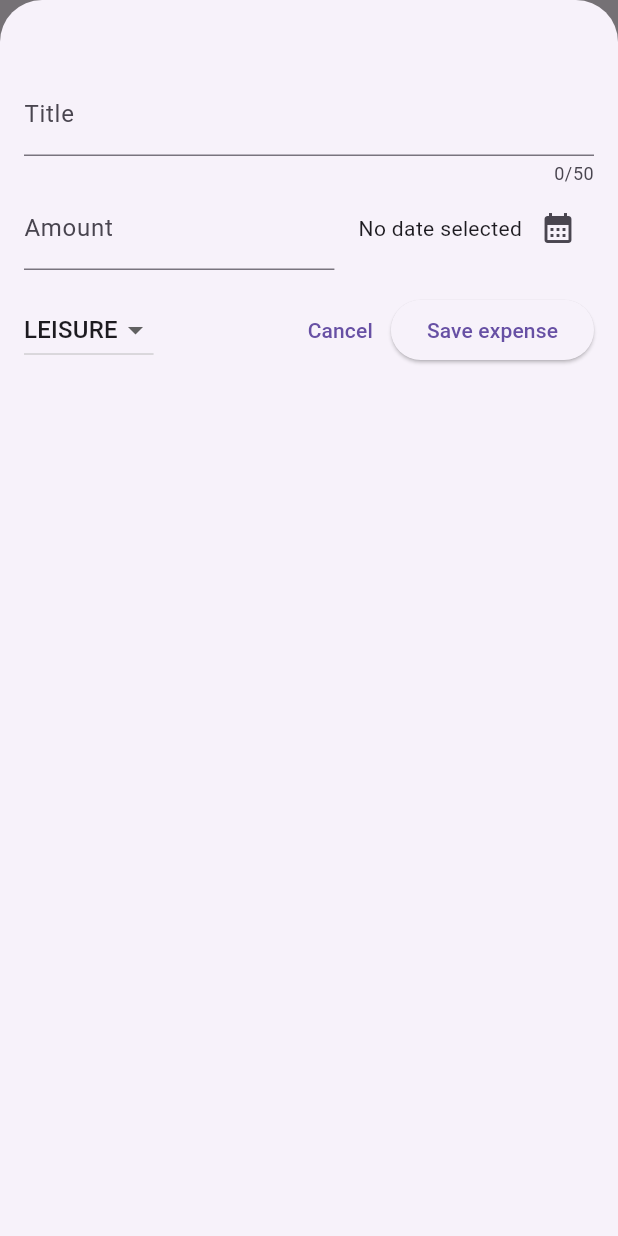
After one commit to Mariovc/expense_tracker, a Flutter app: the screen it shows after launch, after a tap on the "add" icon, on a phone screen of 412 x 824 dp. The commit adds this screen. Run offline on Flutter 3.47's test engine with Material 2 defaults, Android fonts, the phone set to English and light mode, and no system bars.

Commit message:
Add new expense screen

```diff
--- a/lib/main.dart
+++ b/lib/main.dart
@@ -4,8 +4,9 @@ import 'package:expense_tracker/widgets/expenses.dart';
 
 void main() {
   runApp(
-    const MaterialApp(
-      home: Expenses(),
+    MaterialApp(
+      theme: ThemeData(useMaterial3: true),
+      home: const Expenses(),
     ),
   );
 }
--- a/lib/widgets/expenses.dart
+++ b/lib/widgets/expenses.dart
@@ -1,4 +1,5 @@
 import 'package:expense_tracker/widgets/expenses_list/expenses_list.dart';
+import 'package:expense_tracker/widgets/new_expense.dart';
 import 'package:flutter/material.dart';
 
 import '../model/expense.dart';
@@ -25,9 +26,33 @@ class _ExpensesState extends State<Expenses> {
         date: DateTime.now(),
         category: Category.leisure),
   ];
+
+  void _openAddExpenseOverlay() {
+    showModalBottomSheet(
+      isScrollControlled: true,
+      context: context,
+      builder: (context) => NewExpense(onAddExpense: _addExpense),
+    );
+  }
+
+  void _addExpense(Expense expense) {
+    setState(() {
+      _registeredExpenses.add(expense);
+    });
+  }
+
   @override
   Widget build(BuildContext context) {
     return Scaffold(
+      appBar: AppBar(
+        title: const Text('Flutter ExpenseTracker'),
+        actions: [
+          IconButton(
+            onPressed: _openAddExpenseOverlay,
+            icon: const Icon(Icons.add),
+          ),
+        ],
+      ),
       body: Column(
         children: [
           const Text('data'),
--- /dev/null
+++ b/lib/widgets/new_expense.dart
@@ -0,0 +1,161 @@
+import 'package:flutter/material.dart';
+import 'package:intl/intl.dart';
+
+import '../model/expense.dart';
+
+final formatter = DateFormat.yMd();
+
+class NewExpense extends StatefulWidget {
+  const NewExpense({super.key, required this.onAddExpense});
+
+  final void Function(Expense expense) onAddExpense;
+
+  @override
+  State<StatefulWidget> createState() {
+    return _NewExpenseState();
+  }
+}
+
+class _NewExpenseState extends State<NewExpense> {
+  final _titleController = TextEditingController();
+  final _amountController = TextEditingController();
+  DateTime? _selectedDate;
+  Category _selectedCategory = Category.leisure;
+
+  @override
+  void dispose() {
+    _titleController.dispose();
+    _amountController.dispose();
+    super.dispose();
+  }
+
+  void _submitExpenseData() {
+    final enteredAmount = double.tryParse(_amountController.text);
+    final amountIsInvalid = enteredAmount == null || enteredAmount <= 0;
+    if (_titleController.text.trim().isEmpty || amountIsInvalid) {
+      showDialog(
+        context: context,
+        builder: (ctx) => AlertDialog(
+          title: const Text('Invalid Input'),
+          content: const Text(
+              'Please make sure a valid title, amount, date and category was en'),
+          actions: [
+            TextButton(
+                onPressed: () {
+                  Navigator.pop(ctx);
+                },
+                child: const Text('Okay'))
+          ],
+        ),
+      );
+      return;
+    }
+
+    widget.onAddExpense(
+      Expense(
+          title: _titleController.text,
+          amount: enteredAmount,
+          date: _selectedDate!,
+          category: _selectedCategory),
+    );
+    Navigator.pop(context);
+  }
+
+  void _presentDatePicker() async {
+    final now = DateTime.now();
+    final firstDate = DateTime(now.year - 1, now.month, now.day);
+    final pickedDate = await showDatePicker(
+      context: context,
+      initialDate: now,
+      firstDate: firstDate,
+      lastDate: now,
+    );
+    setState(() {
+      _selectedDate = pickedDate;
+    });
+  }
+
+  @override
+  Widget build(BuildContext context) {
+    return Padding(
+      padding: const EdgeInsets.fromLTRB(16, 48, 16, 16),
+      child: Column(
+        children: [
+          TextField(
+            controller: _titleController,
+            maxLength: 50,
+            decoration: const InputDecoration(
+              label: Text('Title'),
+            ),
+          ),
+          Row(
+            children: [
+              Expanded(
+                child: TextField(
+                  keyboardType: TextInputType.number,
+                  controller: _amountController,
+                  decoration: const InputDecoration(
+                    prefixText: '\$ ',
+                    label: Text('Amount'),
+                  ),
+                ),
+              ),
+              const SizedBox(
+                width: 16,
+              ),
+              Row(
+                mainAxisAlignment: MainAxisAlignment.end,
+                crossAxisAlignment: CrossAxisAlignment.center,
+                children: [
+                  Text(
+                    _selectedDate == null
+                        ? 'No date selected'
+                        : formatter.format(_selectedDate!),
+                  ),
+                  IconButton(
+                    onPressed: _presentDatePicker,
+                    icon: const Icon(Icons.calendar_month),
+                  ),
+                ],
+              ),
+            ],
+          ),
+          const SizedBox(height: 16),
+          Row(
+            children: [
+              DropdownButton(
+                  value: _selectedCategory,
+                  items: Category.values
+                      .map(
+                        (category) => DropdownMenuItem(
+                          value: category,
+                          child: Text(
+                            category.name.toUpperCase(),
+                          ),
+                        ),
+                      )
+                      .toList(),
+                  onChanged: (value) {
+                    if (value == null) return;
+                    setState(() {
+                      _selectedCategory = value;
+                    });
+                  }),
+              const Spacer(),
+              TextButton(
+                onPressed: () {
+                  Navigator.pop(context);
+                },
+                child: const Text('Cancel'),
+              ),
+              ElevatedButton(
+                onPressed: _submitExpenseData,
+                child: const Text('Save expense'),
+              ),
+            ],
+          )
+        ],
+      ),
+    );
+  }
+}
```
